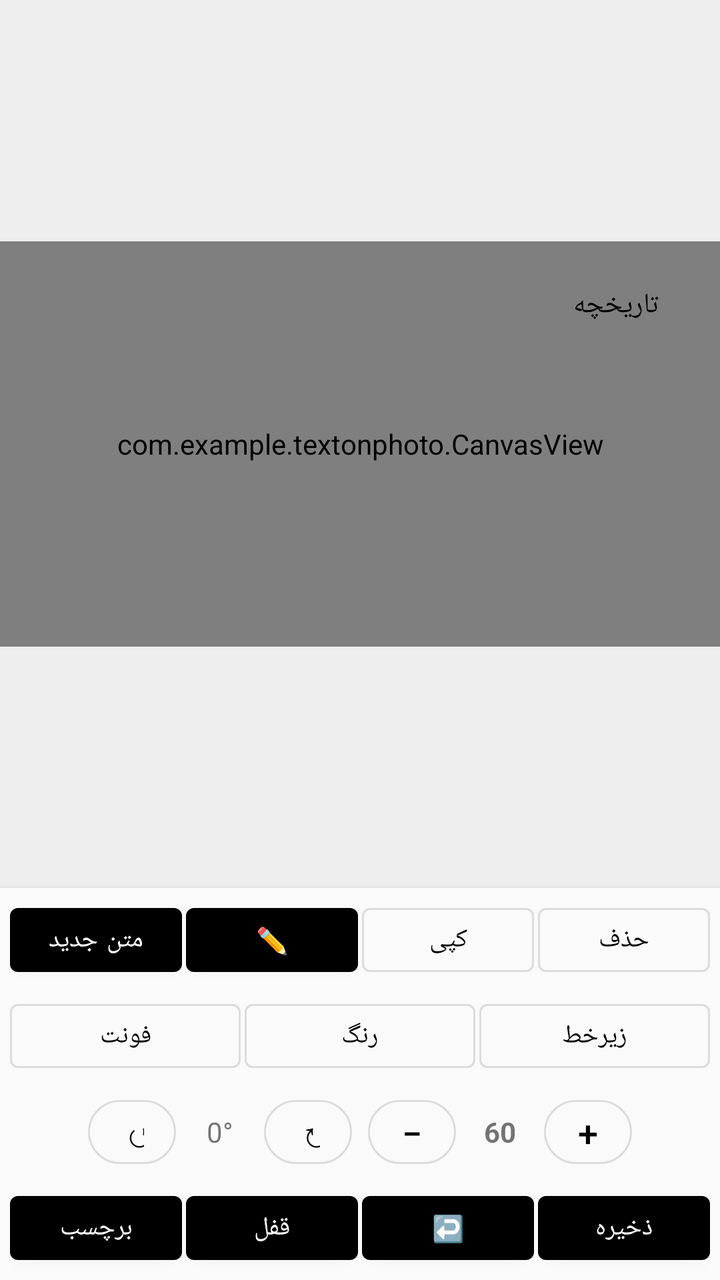
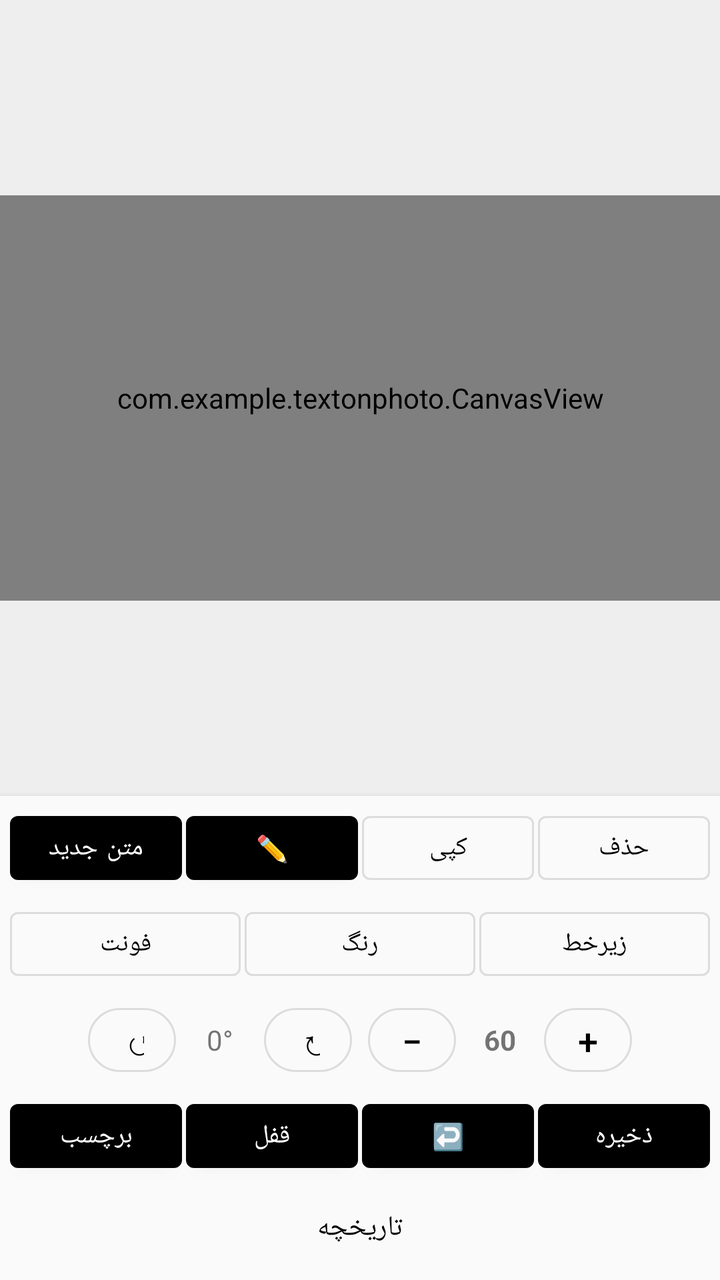

The first picture is an Android layout as it rendered before a commit; the second is the same layout after the commit. The layout source and the unified diff follow.
<!-- AndroidManifest.xml: application theme Theme.TextOnPhoto -->
<!-- res/layout/activity_main.xml -->
<?xml version="1.0" encoding="utf-8"?>
<androidx.constraintlayout.widget.ConstraintLayout xmlns:android="http://schemas.android.com/apk/res/android"
    xmlns:app="http://schemas.android.com/apk/res-auto"
    android:layout_width="match_parent"
    android:layout_height="match_parent"
    android:background="#EEEEEE">

    
    <FrameLayout
        android:id="@+id/canvasContainer"
        android:layout_width="0dp"
        android:layout_height="0dp"
        app:layout_constraintTop_toTopOf="parent"
        app:layout_constraintBottom_toTopOf="@+id/buttonPanel"
        app:layout_constraintStart_toStartOf="parent"
        app:layout_constraintEnd_toEndOf="parent"
        app:layout_constraintVertical_bias="0.5"
        app:layout_constraintDimensionRatio="16:9">

        <com.example.textonphoto.CanvasView
            android:id="@+id/canvasView"
            android:layout_width="match_parent"
            android:layout_height="match_parent"
            android:background="@android:color/white" />

        <com.google.android.material.button.MaterialButton
            android:id="@+id/btnHistory"
            style="@style/Widget.MaterialComponents.Button.TextButton"
            android:layout_width="wrap_content"
            android:layout_height="wrap_content"
            android:text="تاریخچه"
            android:textSize="14sp"
            android:layout_gravity="top|end"
            android:layout_margin="8dp"
            app:cornerRadius="16dp" />
    </FrameLayout>

    
    <LinearLayout
        android:id="@+id/buttonPanel"
        android:layout_width="match_parent"
        android:layout_height="wrap_content"
        android:orientation="vertical"
        android:gravity="center_horizontal"
        android:padding="4dp"
        android:background="#FAFAFA"
        android:elevation="4dp"
        app:layout_constraintBottom_toBottomOf="parent"
        app:layout_constraintStart_toStartOf="parent"
        app:layout_constraintEnd_toEndOf="parent">

        
        <LinearLayout
            android:layout_width="match_parent"
            android:layout_height="wrap_content"
            android:gravity="center"
            android:paddingBottom="2dp">

            <com.google.android.material.button.MaterialButton
                android:id="@+id/btnAddText"
                style="@style/Widget.MaterialComponents.Button"
                android:layout_width="0dp" android:layout_height="44dp" android:layout_weight="1"
                android:text="متن جدید" android:textSize="13sp" android:layout_marginHorizontal="1dp" />

            <com.google.android.material.button.MaterialButton
                android:id="@+id/btnEdit"
                style="@style/Widget.MaterialComponents.Button"
                android:layout_width="0dp" android:layout_height="44dp" android:layout_weight="1"
                android:text="✏️" android:textSize="13sp" android:layout_marginHorizontal="1dp" />

            <com.google.android.material.button.MaterialButton
                android:id="@+id/btnCopy"
                style="@style/Widget.MaterialComponents.Button.OutlinedButton"
                android:layout_width="0dp" android:layout_height="44dp" android:layout_weight="1"
                android:text="کپی" android:textSize="13sp" android:layout_marginHorizontal="1dp" />

            <com.google.android.material.button.MaterialButton
                android:id="@+id/btnDelete"
                style="@style/Widget.MaterialComponents.Button.OutlinedButton"
                android:layout_width="0dp" android:layout_height="44dp" android:layout_weight="1"
                android:text="حذف" android:textSize="13sp" android:layout_marginHorizontal="1dp" />
        </LinearLayout>

        
        <LinearLayout
            android:layout_width="match_parent"
            android:layout_height="wrap_content"
            android:gravity="center"
            android:paddingVertical="2dp">

            <com.google.android.material.button.MaterialButton
                android:id="@+id/btnFont"
                style="@style/Widget.MaterialComponents.Button.OutlinedButton"
                android:layout_width="0dp" android:layout_height="44dp" android:layout_weight="1"
                android:text="فونت" android:textSize="13sp" android:layout_marginHorizontal="1dp" />

            <com.google.android.material.button.MaterialButton
                android:id="@+id/btnColor"
                style="@style/Widget.MaterialComponents.Button.OutlinedButton"
                android:layout_width="0dp" android:layout_height="44dp" android:layout_weight="1"
                android:text="رنگ" android:textSize="13sp" android:layout_marginHorizontal="1dp" />

            <com.google.android.material.button.MaterialButton
                android:id="@+id/btnStyle"
                style="@style/Widget.MaterialComponents.Button.OutlinedButton"
                android:layout_width="0dp" android:layout_height="44dp" android:layout_weight="1"
                android:text="زیرخط" android:textSize="13sp" android:layout_marginHorizontal="1dp" />
        </LinearLayout>

        
        <LinearLayout
            android:layout_width="match_parent"
            android:layout_height="wrap_content"
            android:gravity="center"
            android:paddingVertical="2dp">

            <com.google.android.material.button.MaterialButton
                android:id="@+id/btnRotateLeft"
                style="@style/Widget.MaterialComponents.Button.OutlinedButton"
                android:layout_width="44dp" android:layout_height="44dp"
                android:text="↺" android:textSize="18sp"
                android:layout_marginEnd="2dp" app:cornerRadius="22dp" />

            <TextView
                android:id="@+id/tvRotation"
                android:layout_width="wrap_content" android:layout_height="44dp"
                android:gravity="center" android:minWidth="40dp"
                android:text="0°" android:textSize="14sp" />

            <com.google.android.material.button.MaterialButton
                android:id="@+id/btnRotateRight"
                style="@style/Widget.MaterialComponents.Button.OutlinedButton"
                android:layout_width="44dp" android:layout_height="44dp"
                android:text="↻" android:textSize="18sp"
                android:layout_marginStart="2dp" app:cornerRadius="22dp" />

            <View android:layout_width="8dp" android:layout_height="0dp" />

            <com.google.android.material.button.MaterialButton
                android:id="@+id/btnZoomOut"
                style="@style/Widget.MaterialComponents.Button.OutlinedButton"
                android:layout_width="44dp" android:layout_height="44dp"
                android:text="−" android:textSize="18sp"
                android:layout_marginEnd="2dp" app:cornerRadius="22dp" />

            <TextView
                android:id="@+id/tvSize"
                android:layout_width="wrap_content" android:layout_height="44dp"
                android:gravity="center" android:minWidth="40dp"
                android:text="60" android:textSize="14sp" android:textStyle="bold" />

            <com.google.android.material.button.MaterialButton
                android:id="@+id/btnZoomIn"
                style="@style/Widget.MaterialComponents.Button.OutlinedButton"
                android:layout_width="44dp" android:layout_height="44dp"
                android:text="+" android:textSize="18sp"
                android:layout_marginStart="2dp" app:cornerRadius="22dp" />
        </LinearLayout>

        
        <LinearLayout
            android:layout_width="match_parent"
            android:layout_height="wrap_content"
            android:gravity="center"
            android:paddingTop="2dp">

            <com.google.android.material.button.MaterialButton
                android:id="@+id/btnSticker"
                style="@style/Widget.MaterialComponents.Button"
                android:layout_width="0dp" android:layout_height="44dp" android:layout_weight="1"
                android:text="برچسب" android:textSize="13sp" android:layout_marginHorizontal="1dp" />

            <com.google.android.material.button.MaterialButton
                android:id="@+id/btnLock"
                style="@style/Widget.MaterialComponents.Button"
                android:layout_width="0dp" android:layout_height="44dp" android:layout_weight="1"
                android:text="قفل" android:textSize="13sp" android:layout_marginHorizontal="1dp" />

            <com.google.android.material.button.MaterialButton
                android:id="@+id/btnUndo"
                style="@style/Widget.MaterialComponents.Button"
                android:layout_width="0dp" android:layout_height="44dp" android:layout_weight="1"
                android:text="↩️" android:textSize="13sp" android:layout_marginHorizontal="1dp" />

            <com.google.android.material.button.MaterialButton
                android:id="@+id/btnSave"
                style="@style/Widget.MaterialComponents.Button"
                android:layout_width="0dp" android:layout_height="44dp" android:layout_weight="1"
                android:text="ذخیره" android:textSize="13sp" android:layout_marginHorizontal="1dp" />
        </LinearLayout>
    </LinearLayout>

</androidx.constraintlayout.widget.ConstraintLayout>
<!-- resources referenced by this layout -->
<resources>
  <style name="Theme.TextOnPhoto" parent="Theme.MaterialComponents.DayNight.DarkActionBar">
          <item name="colorPrimary">#000000</item>
          <item name="colorPrimaryVariant">#000000</item>
          <item name="colorOnPrimary">@android:color/white</item>
      </style>
</resources>

<!-- the commit's change to res/layout/activity_main.xml (unified diff, before → after) -->
@@ -5,7 +5,6 @@
     android:layout_height="match_parent"
     android:background="#EEEEEE">
 
-    
     <FrameLayout
         android:id="@+id/canvasContainer"
         android:layout_width="0dp"
@@ -22,17 +21,6 @@
             android:layout_width="match_parent"
             android:layout_height="match_parent"
             android:background="@android:color/white" />
-
-        <com.google.android.material.button.MaterialButton
-            android:id="@+id/btnHistory"
-            style="@style/Widget.MaterialComponents.Button.TextButton"
-            android:layout_width="wrap_content"
-            android:layout_height="wrap_content"
-            android:text="تاریخچه"
-            android:textSize="14sp"
-            android:layout_gravity="top|end"
-            android:layout_margin="8dp"
-            app:cornerRadius="16dp" />
     </FrameLayout>
 
     
@@ -188,6 +176,22 @@
                 android:layout_width="0dp" android:layout_height="44dp" android:layout_weight="1"
                 android:text="ذخیره" android:textSize="13sp" android:layout_marginHorizontal="1dp" />
         </LinearLayout>
+
+        
+        <LinearLayout
+            android:layout_width="match_parent"
+            android:layout_height="wrap_content"
+            android:gravity="center"
+            android:paddingTop="2dp">
+
+            <com.google.android.material.button.MaterialButton
+                android:id="@+id/btnHistory"
+                style="@style/Widget.MaterialComponents.Button.TextButton"
+                android:layout_width="wrap_content"
+                android:layout_height="44dp"
+                android:text="تاریخچه"
+                android:textSize="14sp" />
+        </LinearLayout>
     </LinearLayout>
 
 </androidx.constraintlayout.widget.ConstraintLayout>
